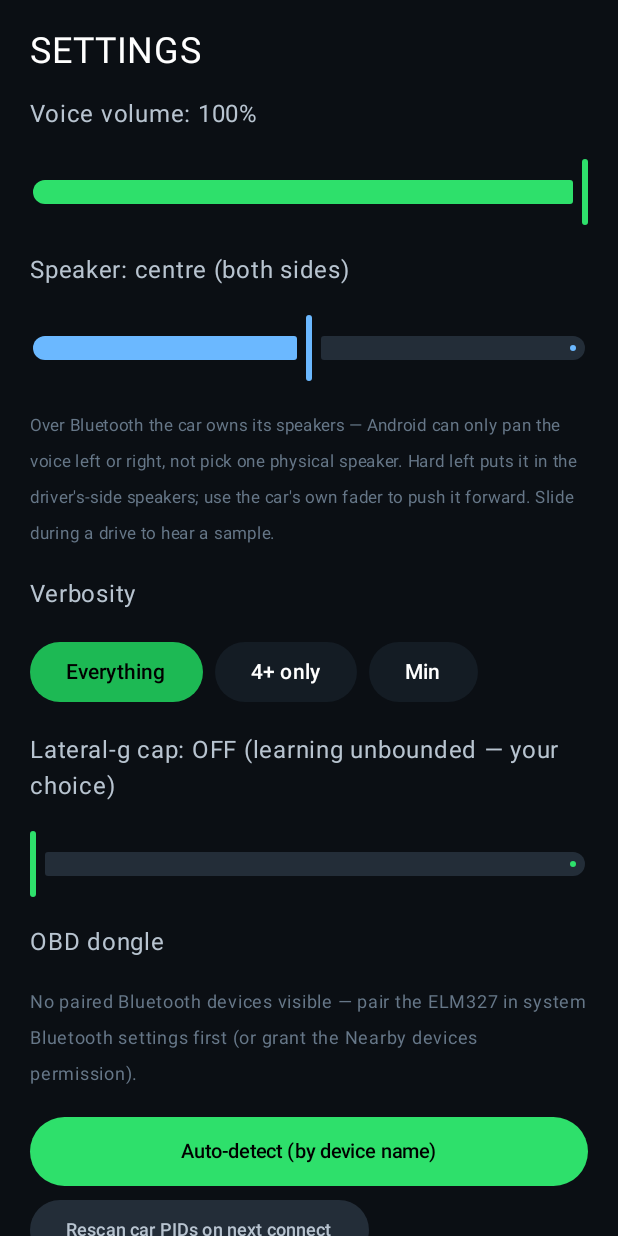
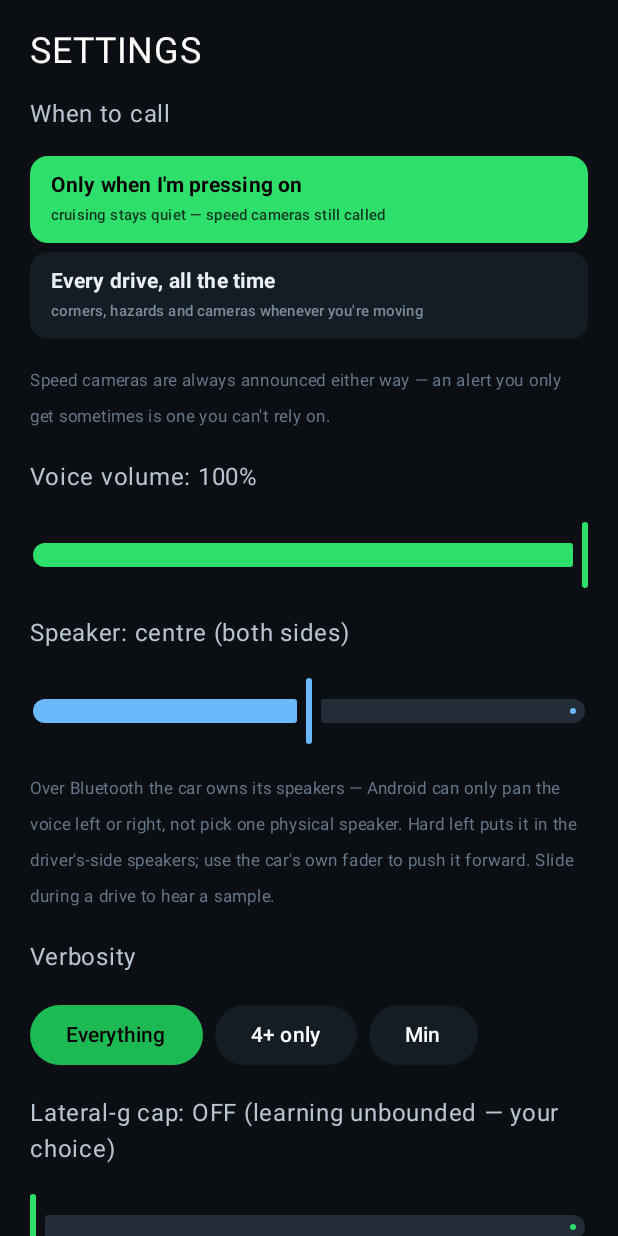
Before and after one commit to thelordsnoopy/rally-copilot, an Android app built with Jetpack Compose: the SettingsScreen screen opened through its navigation route, on a phone screen of 412 x 824 dp. Run offline under Robolectric (Android 15) with nearby library versions, the phone set to English and light mode, and no system bars.

Commit message:
v0.8.1: setting for when the co-driver talks
Two options in Settings under "When to call":
  - Only when I'm pressing on (default) — cruising stays quiet, corner calls
    stop, and speed cameras still get through.
  - Every drive, all the time — corners, hazards and cameras whenever moving.

Backed by DriveEngine.alwaysSpeak, which is volatile and read on the engine
thread each tick, so switching it mid-drive takes effect on the next tick
rather than at the next drive. The HUD chip reports the EFFECTIVE state, so
"QUIET" never shows while the always-on setting is active.

Speed cameras are announced in both modes by design — an alert you only get
in one mode is one you cannot rely on.

75 core tests.

Co-Authored-By: Claude Fable 5 <noreply@anthropic.com>

```diff
--- a/app/build.gradle.kts
+++ b/app/build.gradle.kts
@@ -12,8 +12,8 @@ android {
         applicationId = "com.rallycopilot.app"
         minSdk = 26
         targetSdk = 34
-        versionCode = 11
-        versionName = "0.8.0"
+        versionCode = 12
+        versionName = "0.8.1"
     }
 
     buildTypes {
--- a/app/src/main/kotlin/com/rallycopilot/app/MainActivity.kt
+++ b/app/src/main/kotlin/com/rallycopilot/app/MainActivity.kt
@@ -455,6 +455,49 @@ fun SettingsScreen(activity: MainActivity) {
     ) {
         Text("SETTINGS", color = Color.White, fontSize = 24.sp)
 
+        // ---- when does the co-driver talk? ----
+        var speakMode by remember { mutableStateOf(db.kvGet("speak_mode") ?: "smart") }
+        Text("When to call", color = Color(0xFFB8C4D0))
+        Column(verticalArrangement = Arrangement.spacedBy(6.dp)) {
+            for ((key, title, sub) in listOf(
+                Triple("smart", "Only when I'm pressing on",
+                    "cruising stays quiet — speed cameras still called"),
+                Triple("always", "Every drive, all the time",
+                    "corners, hazards and cameras whenever you're moving"),
+            )) {
+                val selected = speakMode == key
+                Button(
+                    onClick = {
+                        speakMode = key
+                        db.kvPut("speak_mode", key)
+                        activity.driveService?.setAlwaysSpeak(key == "always")
+                    },
+                    modifier = Modifier.fillMaxWidth().height(58.dp),
+                    shape = RoundedCornerShape(12.dp),
+                    colors = ButtonDefaults.buttonColors(
+                        containerColor = if (selected) Color(0xFF2EE06B) else Color(0xFF141C24),
+                    ),
+                    contentPadding = androidx.compose.foundation.layout.PaddingValues(horizontal = 14.dp),
+                ) {
+                    Column(Modifier.fillMaxWidth()) {
+                        Text(
+                            title, fontSize = 14.sp, fontWeight = FontWeight.Bold,
+                            color = if (selected) Color.Black else Color(0xFFEAF0F6),
+                        )
+                        Text(
+                            sub, fontSize = 10.sp, maxLines = 1,
+                            color = if (selected) Color(0xCC06080B) else Color(0xFF7C8B9A),
+                        )
+                    }
+                }
+            }
+        }
+        Text(
+            "Speed cameras are always announced either way — an alert you only get " +
+                "sometimes is one you can't rely on.",
+            color = Color(0xFF667788), fontSize = 11.sp,
+        )
+
         // ---- voice level and where it comes out ----
         var vol by remember { mutableStateOf(db.kvGet("voice_volume")?.toFloatOrNull() ?: 1.0f) }
         var bal by remember { mutableStateOf(db.kvGet("voice_balance")?.toFloatOrNull() ?: 0.0f) }
```
Also changed, not shown: app/src/main/kotlin/com/rallycopilot/app/drive/DriveService.kt (+7 -0 lines), core/src/main/kotlin/com/rallycopilot/core/engine/DriveEngine.kt (+16 -5 lines), 1 other file.
